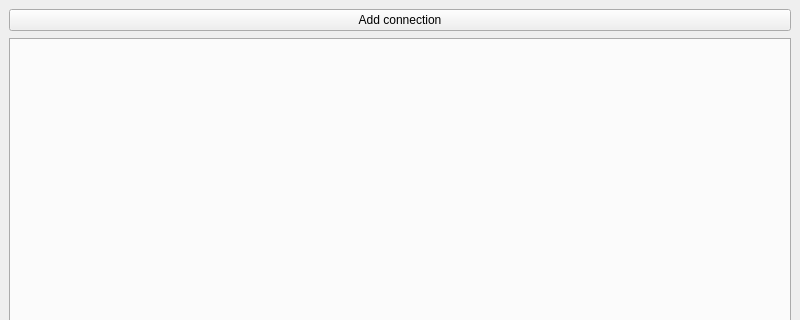
This is Controller/mainwindow.ui in GAO-777/Controller as Qt 5 draws it before an edit; both pictures show x 0 to 800 and y 0 to 320 of the 800 by 600 pixel window. The edited form follows.
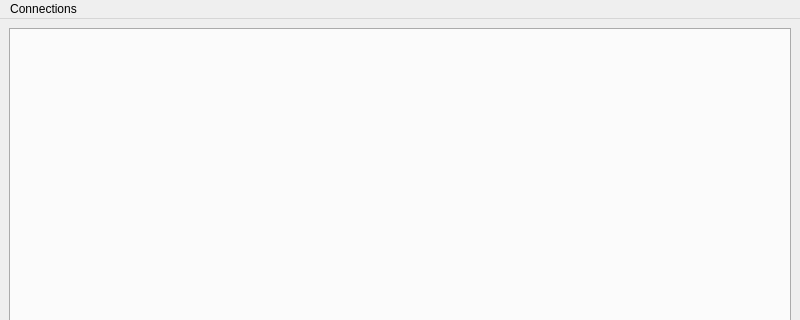
This is the edited form.

```diff
--- a/Controller/mainwindow.ui
+++ b/Controller/mainwindow.ui
@@ -20,20 +20,6 @@
       <property name="spacing">
        <number>7</number>
       </property>
-      <item>
-       <layout class="QGridLayout" name="gridLayout_2">
-        <property name="topMargin">
-         <number>0</number>
-        </property>
-        <item row="0" column="0">
-         <widget class="QPushButton" name="AddConnection_pb">
-          <property name="text">
-           <string>Add connection</string>
-          </property>
-         </widget>
-        </item>
-       </layout>
-      </item>
       <item>
        <widget class="QTabWidget" name="Control_Connections_tw">
         <property name="currentIndex">
@@ -57,6 +43,13 @@
      <height>26</height>
     </rect>
    </property>
+   <widget class="QMenu" name="menuNew_connection">
+    <property name="title">
+     <string>Сonnections</string>
+    </property>
+    <addaction name="NewConnection_action"/>
+   </widget>
+   <addaction name="menuNew_connection"/>
   </widget>
   <widget class="QStatusBar" name="statusbar"/>
  </widget>
```
Left out of the diff: 5 changed lines with no effect on the pictures.
